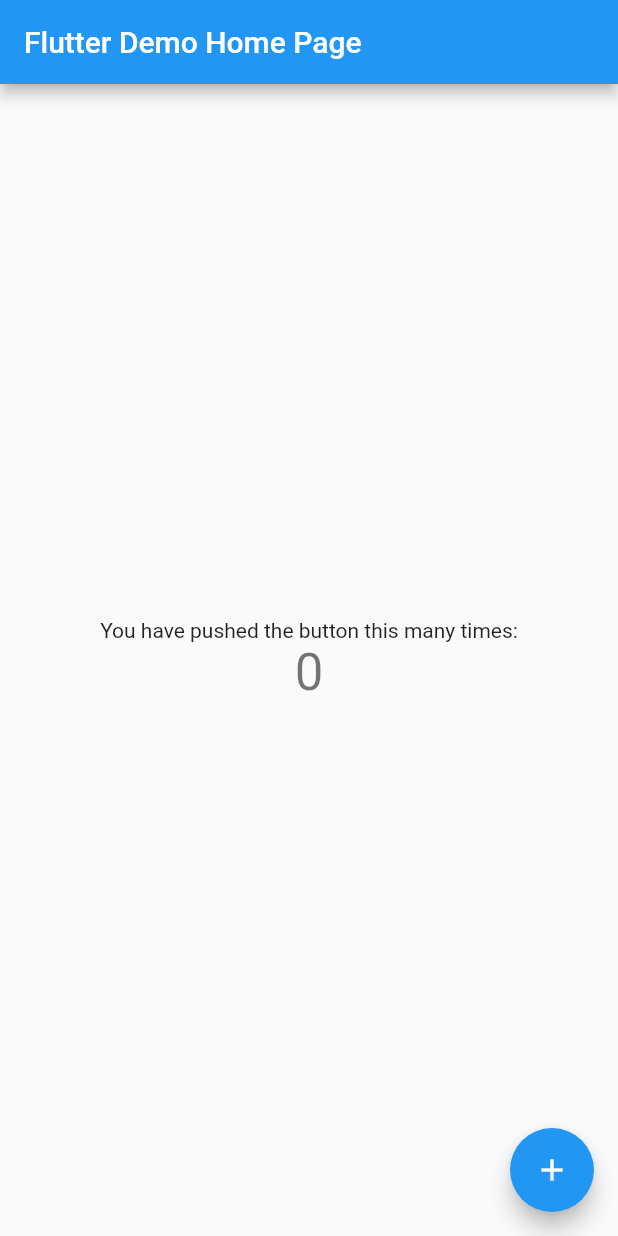
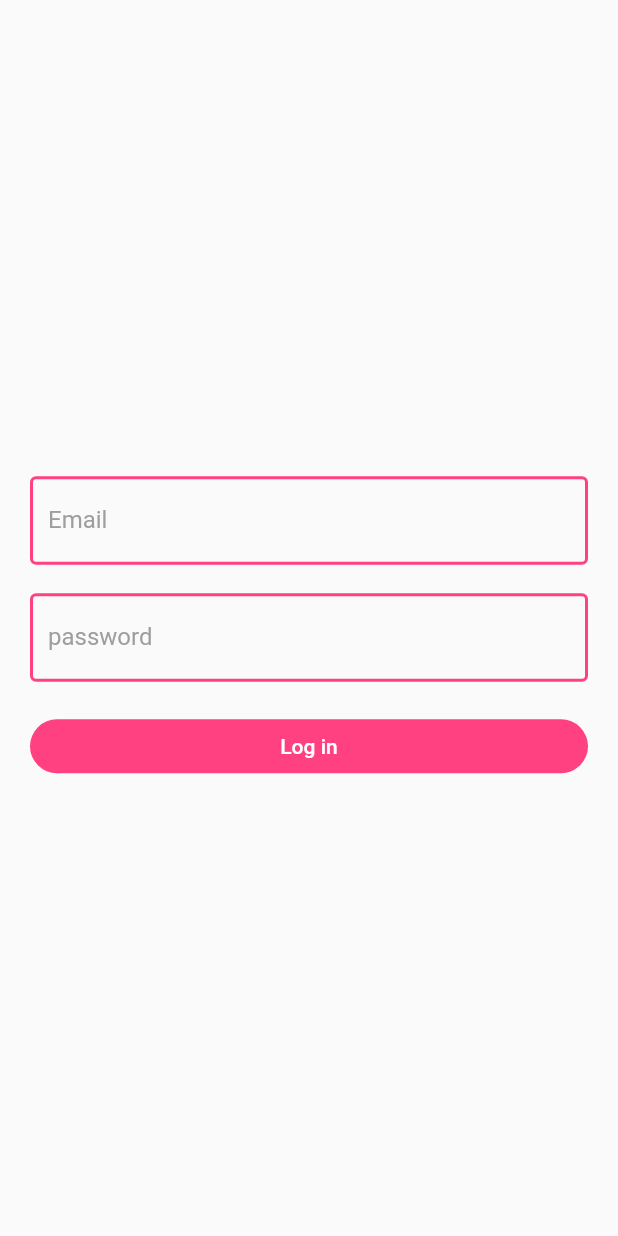
Before and after one commit to amithe05/basic_news_app_api, a Flutter app: the screen it shows after launch, on a phone screen of 412 x 824 dp. Run offline on Flutter 3.47's test engine with Material 2 defaults, Android fonts, the phone set to English and light mode, and no system bars.

Commit message:
added_ui_login

```diff
--- a/lib/detailscreen.dart
+++ b/lib/detailscreen.dart
@@ -0,0 +1,15 @@
+import 'package:flutter/material.dart';
+
+class DetailsScreen extends StatefulWidget {
+  const DetailsScreen({super.key});
+
+  @override
+  State<DetailsScreen> createState() => _DetailsScreenState();
+}
+
+class _DetailsScreenState extends State<DetailsScreen> {
+  @override
+  Widget build(BuildContext context) {
+    return const Placeholder();
+  }
+}
--- a/lib/homescreen.dart
+++ b/lib/homescreen.dart
@@ -0,0 +1,14 @@
+import 'package:flutter/material.dart';
+class HomeScreen extends StatefulWidget {
+  const HomeScreen({super.key});
+
+  @override
+  State<HomeScreen> createState() => _HomeScreenState();
+}
+
+class _HomeScreenState extends State<HomeScreen> {
+  @override
+  Widget build(BuildContext context) {
+    return const Placeholder();
+  }
+}
--- a/lib/login screen.dart
+++ b/lib/login screen.dart
@@ -0,0 +1,93 @@
+import 'package:flutter/material.dart';
+import 'package:letmegrab/widgets.dart';
+
+class LoginScreen extends StatefulWidget {
+  const LoginScreen({super.key});
+
+  @override
+  State<LoginScreen> createState() => _LoginScreenState();
+}
+
+class _LoginScreenState extends State<LoginScreen> {
+  final _formkey = GlobalKey<FormState>();
+  String? email;
+  String? password;
+
+  @override
+  Widget build(BuildContext context) {
+    return Scaffold(
+      body: Center(
+        child: Form(
+            key: _formkey,
+            child: Padding(
+              padding:
+                  const EdgeInsets.symmetric(horizontal: 20.0, vertical: 80.0),
+              child: Column(
+                mainAxisAlignment: MainAxisAlignment.center,
+                crossAxisAlignment: CrossAxisAlignment.center,
+                children: <Widget>[
+                  const SizedBox(
+                    height: 15.0,
+                  ),
+                  TextFormField(
+                    decoration: inputDecoration.copyWith(
+                      label: const Text("Email")
+                    ),
+                    cursorColor: Colors.black,
+                    onChanged: (value) {
+                      setState(() {
+                        email = value;
+                      });
+                    },
+                    validator: (value) {
+                      return RegExp(
+                                  r'^(([^<>()[\]\\.,;:\s@\"]+(\.[^<>()[\]\\.,;:\s@\"]+)*)|(\".+\"))@((\[[0-9]{1,3}\.[0-9]{1,3}\.[0-9]{1,3}\.[0-9]{1,3}\])|(([a-zA-Z\-0-9]+\.)+[a-zA-Z]{2,}))$')
+                              .hasMatch(value!)
+                          ? null
+                          : "enter a valid email ";
+                    },
+                  ),
+                  const SizedBox(
+                    height: 19.0,
+                  ),
+                  TextFormField(
+                     decoration: inputDecoration.copyWith(
+                      label: const Text("password")
+                    ),
+
+                    obscureText: true,
+                    cursorColor: Colors.black,
+                    onChanged: (value) {
+                      setState(() {
+                        password = value;
+                      });
+                    },
+                    validator: (value) {
+                      if (value!.length < 6) {
+                        return "atleast 6 characters required";
+                      } else {
+                        return null;
+                      }
+                    },
+                  ),
+                  const SizedBox(
+                    height: 19.0,
+                  ),
+                  SizedBox(
+                    width: double.infinity,
+                    child: ElevatedButton(
+                        style: ElevatedButton.styleFrom(
+                            backgroundColor: Colors.pinkAccent,
+                            elevation: 0,
+                            shape: RoundedRectangleBorder(
+                                borderRadius: BorderRadius.circular(25.0))),
+                        onPressed: () {},
+                        child: const Text("Log in")),
+                  ),
+                ],
+              ),
+            )),
+      ),
+    );
+  }
+}
--- a/lib/main.dart
+++ b/lib/main.dart
@@ -1,4 +1,5 @@
 import 'package:flutter/material.dart';
+import 'package:letmegrab/login%20screen.dart';
 
 void main() {
   runApp(const MyApp());
@@ -7,109 +8,11 @@
 class MyApp extends StatelessWidget {
   const MyApp({super.key});
 
-  // This widget is the root of your application.
   @override
   Widget build(BuildContext context) {
-    return MaterialApp(
-      title: 'Flutter Demo',
-      theme: ThemeData(
-        // This is the theme of your application.
-        //
-        // Try running your application with "flutter run". You'll see the
-        // application has a blue toolbar. Then, without quitting the app, try
-        // changing the primarySwatch below to Colors.green and then invoke
-        // "hot reload" (press "r" in the console where you ran "flutter run",
-        // or simply save your changes to "hot reload" in a Flutter IDE).
-        // Notice that the counter didn't reset back to zero; the application
-        // is not restarted.
-        primarySwatch: Colors.blue,
-      ),
-      home: const MyHomePage(title: 'Flutter Demo Home Page'),
+    return const MaterialApp(
+
+      home:LoginScreen(),
     );
   }
 }
-
-class MyHomePage extends StatefulWidget {
-  const MyHomePage({super.key, required this.title});
-
-  // This widget is the home page of your application. It is stateful, meaning
-  // that it has a State object (defined below) that contains fields that affect
-  // how it looks.
-
-  // This class is the configuration for the state. It holds the values (in this
-  // case the title) provided by the parent (in this case the App widget) and
-  // used by the build method of the State. Fields in a Widget subclass are
-  // always marked "final".
-
-  final String title;
-
-  @override
-  State<MyHomePage> createState() => _MyHomePageState();
-}
-
-class _MyHomePageState extends State<MyHomePage> {
-  int _counter = 0;
-
-  void _incrementCounter() {
-    setState(() {
-      // This call to setState tells the Flutter framework that something has
-      // changed in this State, which causes it to rerun the build method below
-      // so that the display can reflect the updated values. If we changed
-      // _counter without calling setState(), then the build method would not be
-      // called again, and so nothing would appear to happen.
-      _counter++;
-    });
-  }
-
-  @override
-  Widget build(BuildContext context) {
-    // This method is rerun every time setState is called, for instance as done
-    // by the _incrementCounter method above.
-    //
-    // The Flutter framework has been optimized to make rerunning build methods
-    // fast, so that you can just rebuild anything that needs updating rather
-    // than having to individually change instances of widgets.
-    return Scaffold(
-      appBar: AppBar(
-        // Here we take the value from the MyHomePage object that was created by
-        // the App.build method, and use it to set our appbar title.
-        title: Text(widget.title),
-      ),
-      body: Center(
-        // Center is a layout widget. It takes a single child and positions it
-        // in the middle of the parent.
-        child: Column(
-          // Column is also a layout widget. It takes a list of children and
-          // arranges them vertically. By default, it sizes itself to fit its
-          // children horizontally, and tries to be as tall as its parent.
-          //
-          // Invoke "debug painting" (press "p" in the console, choose the
-          // "Toggle Debug Paint" action from the Flutter Inspector in Android
-          // Studio, or the "Toggle Debug Paint" command in Visual Studio Code)
-          // to see the wireframe for each widget.
-          //
-          // Column has various properties to control how it sizes itself and
-          // how it positions its children. Here we use mainAxisAlignment to
-          // center the children vertically; the main axis here is the vertical
-          // axis because Columns are vertical (the cross axis would be
-          // horizontal).
-          mainAxisAlignment: MainAxisAlignment.center,
-          children: <Widget>[
-            const Text(
-              'You have pushed the button this many times:',
-            ),
-            Text(
-              '$_counter',
-              style: Theme.of(context).textTheme.headlineMedium,
-            ),
-          ],
-        ),
-      ),
-      floatingActionButton: FloatingActionButton(
-        onPressed: _incrementCounter,
-        tooltip: 'Increment',
-        child: const Icon(Icons.add),
-      ), // This trailing comma makes auto-formatting nicer for build methods.
-    );
-  }
-}
--- /dev/null
+++ b/lib/widgets.dart
@@ -0,0 +1,13 @@
+import 'package:flutter/material.dart';
+
+const inputDecoration =InputDecoration(
+    labelStyle: TextStyle(color: Colors.grey, fontWeight: FontWeight.w400),
+    enabledBorder: OutlineInputBorder(
+      borderSide: BorderSide(color:Colors.pinkAccent, width: 2),
+    ),
+    focusedBorder: OutlineInputBorder(
+        borderSide: BorderSide(color:Colors.pinkAccent, width: 2)),
+    errorBorder: OutlineInputBorder(
+        borderSide: BorderSide(color:Colors.pinkAccent, width: 2))
+
+);
```
